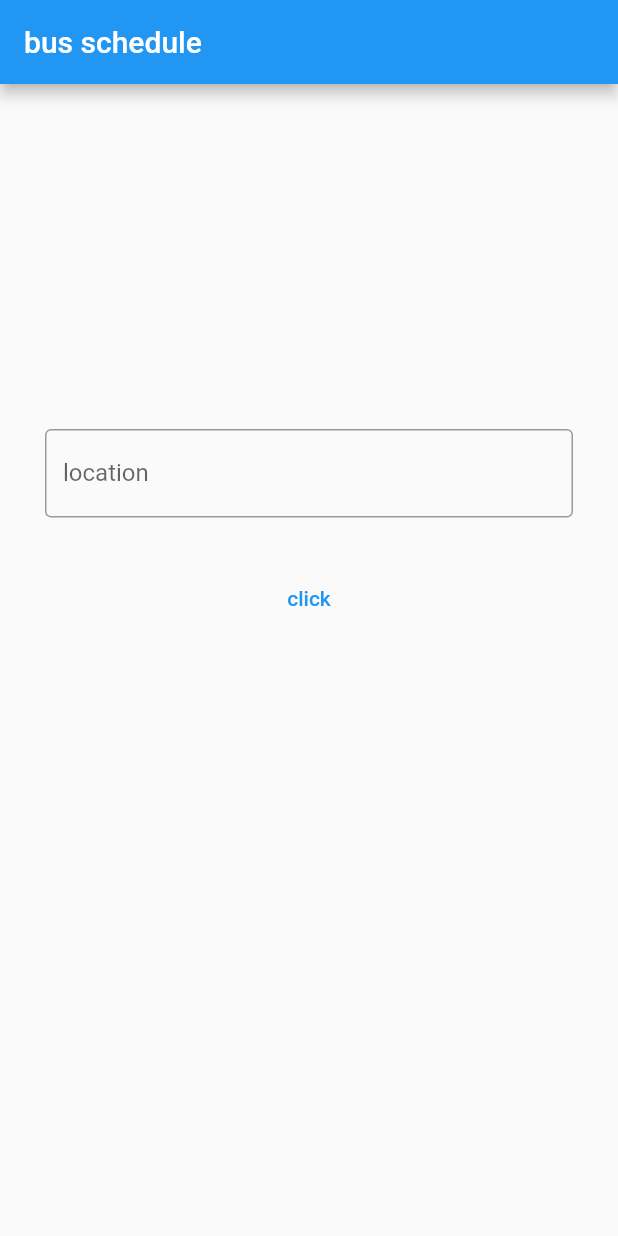
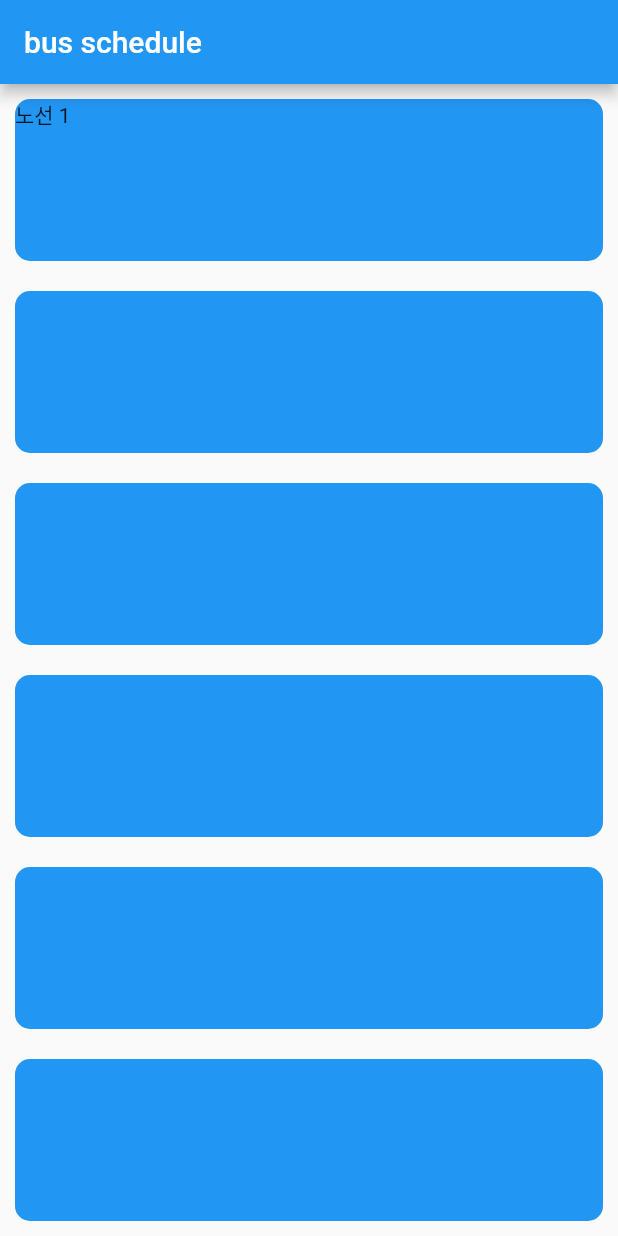
Before and after one commit to 3k1l/jaeyeon_flutter, a Flutter app: the screen it shows after launch, on a phone screen of 412 x 824 dp. Run offline on Flutter 3.47's test engine with Material 2 defaults, Android fonts, the light colour scheme and no system bars.

Commit message:
6 clomun

```diff
--- a/bus/busschedule/lib/main.dart
+++ b/bus/busschedule/lib/main.dart
@@ -22,23 +22,90 @@ class FirstPage extends StatelessWidget {
       ),
       body: Center(
         child: Column(
+          crossAxisAlignment: CrossAxisAlignment.stretch,
           children: [
-            SizedBox(height: 200,),
-            Padding(
-              padding: const EdgeInsets.all(30.0),
-              child: TextField(
-                decoration: InputDecoration(
-                    border: OutlineInputBorder(),
-                    labelText: 'location'
+            Expanded(
+              child: GestureDetector(
+                onTap: () {
+                  Navigator.push(
+                    context,
+                    MaterialPageRoute(builder: (context) => SecondRoute()),
+                  );
+                },
+                child: Container(
+                  margin: EdgeInsets.all(10.0),
+                  decoration: BoxDecoration(
+                      borderRadius: BorderRadius.circular(10.0),
+                      color: Colors.blue),
+                  child: Text('노선 1',style: TextStyle(),),
                 ),
               ),
             ),
-            TextButton(onPressed: (){
-              Navigator.push(
-                context,
-                MaterialPageRoute(builder: (context) => SecondRoute()),
-              );
-            }, child: Text("click"),)
+            Expanded(
+              child: GestureDetector(
+                onTap: () {
+                  print('button 1');
+                },
+                child: Container(
+                  margin: EdgeInsets.all(10.0),
+                  decoration: BoxDecoration(
+                      borderRadius: BorderRadius.circular(10.0),
+                      color: Colors.blue),
+                ),
+              ),
+            ),
+            Expanded(
+              child: GestureDetector(
+                onTap: () {
+                  print('button 1');
+                },
+                child: Container(
+                  margin: EdgeInsets.all(10.0),
+                  decoration: BoxDecoration(
+                      borderRadius: BorderRadius.circular(10.0),
+                      color: Colors.blue),
+                ),
+              ),
+            ),
+            Expanded(
+              child: GestureDetector(
+                onTap: () {
+                  print('button 1');
+                },
+                child: Container(
+                  margin: EdgeInsets.all(10.0),
+                  decoration: BoxDecoration(
+                      borderRadius: BorderRadius.circular(10.0),
+                      color: Colors.blue),
+                ),
+              ),
+            ),
+            Expanded(
+              child: GestureDetector(
+                onTap: () {
+                  print('button 1');
+                },
+                child: Container(
+                  margin: EdgeInsets.all(10.0),
+                  decoration: BoxDecoration(
+                      borderRadius: BorderRadius.circular(10.0),
+                      color: Colors.blue),
+                ),
+              ),
+            ),
+            Expanded(
+              child: GestureDetector(
+                onTap: () {
+                  print('button 1');
+                },
+                child: Container(
+                  margin: EdgeInsets.all(10.0),
+                  decoration: BoxDecoration(
+                      borderRadius: BorderRadius.circular(10.0),
+                      color: Colors.blue),
+                ),
+              ),
+            ),
           ],
         ),
       ),
```
Also changed, not shown: bus/busschedule/pubspec.lock.
